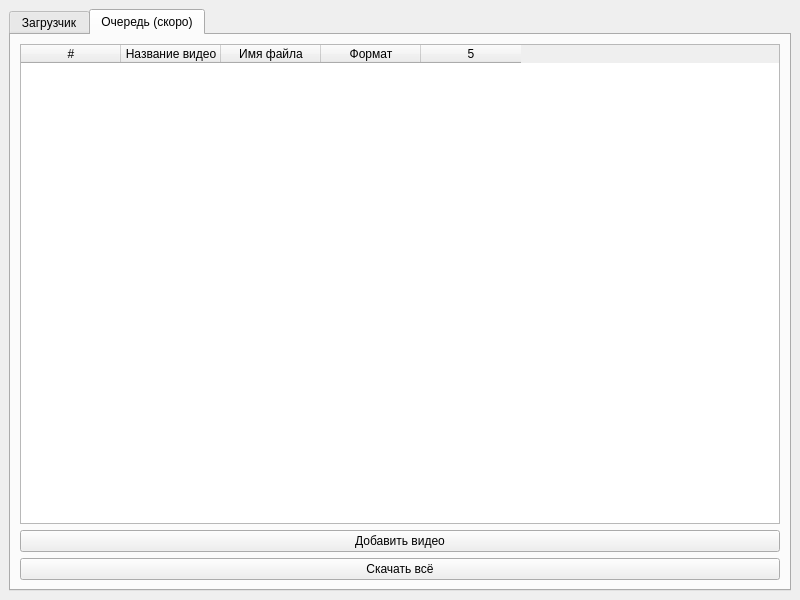
Qt form start.ui (xvideosman228/YoutubeVideoDownloader) before a commit.
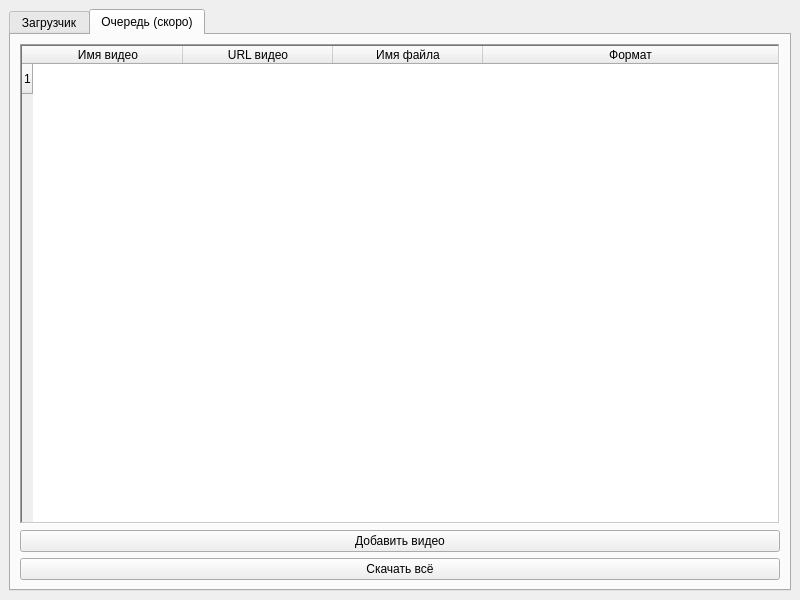
The same form after that commit.

Commit message: Сделано добавление видео в очередь скачиваний (работающее)

The edit to the form file:
```diff
--- a/start.ui
+++ b/start.ui
@@ -20,6 +20,12 @@
       <property name="currentIndex">
        <number>1</number>
       </property>
+      <property name="documentMode">
+       <bool>false</bool>
+      </property>
+      <property name="tabsClosable">
+       <bool>false</bool>
+      </property>
       <widget class="QWidget" name="tab">
        <attribute name="title">
         <string>Загрузчик</string>
@@ -55,14 +61,72 @@
         </item>
         <item row="0" column="0">
          <widget class="QTableWidget" name="tableWidget">
+          <property name="frameShape">
+           <enum>QFrame::Shape::WinPanel</enum>
+          </property>
+          <property name="editTriggers">
+           <set>QAbstractItemView::EditTrigger::NoEditTriggers</set>
+          </property>
+          <property name="dragEnabled">
+           <bool>false</bool>
+          </property>
+          <property name="alternatingRowColors">
+           <bool>false</bool>
+          </property>
+          <property name="showGrid">
+           <bool>true</bool>
+          </property>
+          <property name="gridStyle">
+           <enum>Qt::PenStyle::NoPen</enum>
+          </property>
+          <property name="sortingEnabled">
+           <bool>false</bool>
+          </property>
+          <property name="wordWrap">
+           <bool>true</bool>
+          </property>
+          <property name="cornerButtonEnabled">
+           <bool>true</bool>
+          </property>
+          <property name="columnCount">
+           <number>4</number>
+          </property>
+          <attribute name="horizontalHeaderVisible">
+           <bool>true</bool>
+          </attribute>
+          <attribute name="horizontalHeaderCascadingSectionResizes">
+           <bool>false</bool>
+          </attribute>
+          <attribute name="horizontalHeaderMinimumSectionSize">
+           <number>150</number>
+          </attribute>
+          <attribute name="horizontalHeaderDefaultSectionSize">
+           <number>150</number>
+          </attribute>
+          <attribute name="horizontalHeaderHighlightSections">
+           <bool>true</bool>
+          </attribute>
+          <attribute name="horizontalHeaderShowSortIndicator" stdset="0">
+           <bool>false</bool>
+          </attribute>
+          <attribute name="horizontalHeaderStretchLastSection">
+           <bool>true</bool>
+          </attribute>
+          <attribute name="verticalHeaderCascadingSectionResizes">
+           <bool>false</bool>
+          </attribute>
+          <attribute name="verticalHeaderStretchLastSection">
+           <bool>false</bool>
+          </attribute>
+          <row/>
           <column>
            <property name="text">
-            <string>#</string>
+            <string>Имя видео</string>
            </property>
           </column>
           <column>
            <property name="text">
-            <string>Название видео</string>
+            <string>URL видео</string>
            </property>
           </column>
           <column>
@@ -75,7 +139,26 @@
             <string>Формат</string>
            </property>
           </column>
-          <column/>
+          <item row="0" column="0">
+           <property name="text">
+            <string/>
+           </property>
+          </item>
+          <item row="0" column="1">
+           <property name="text">
+            <string/>
+           </property>
+          </item>
+          <item row="0" column="2">
+           <property name="text">
+            <string/>
+           </property>
+          </item>
+          <item row="0" column="3">
+           <property name="text">
+            <string/>
+           </property>
+          </item>
          </widget>
         </item>
         <item row="2" column="0">
```
The commit also changes 4 other files.
